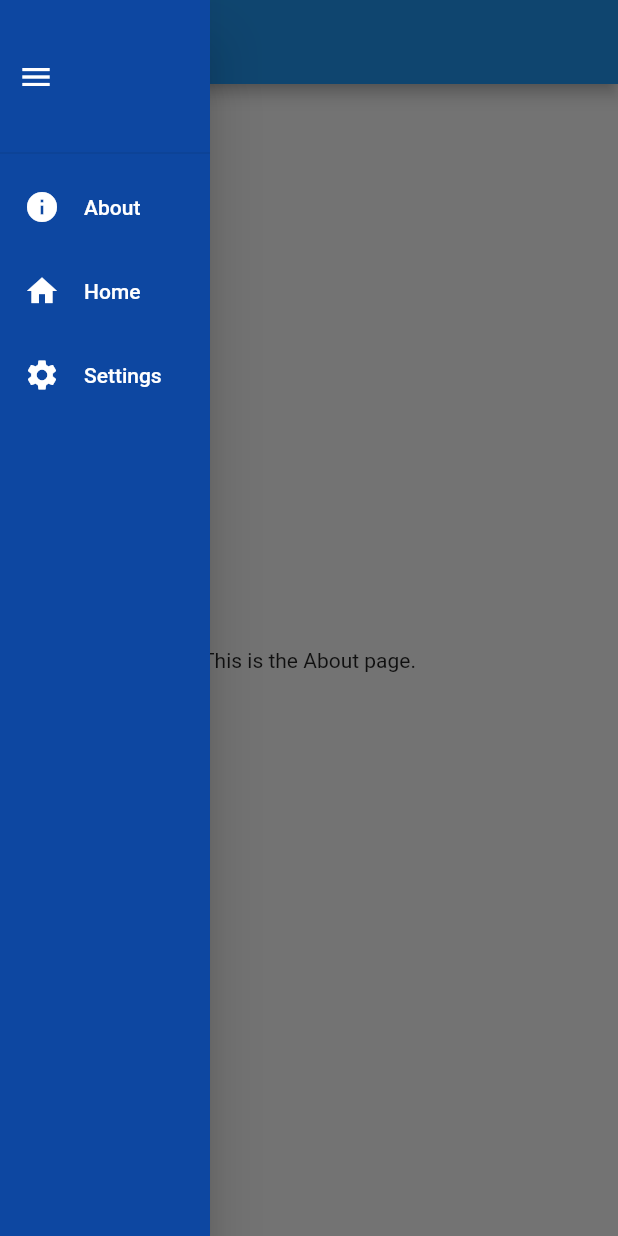
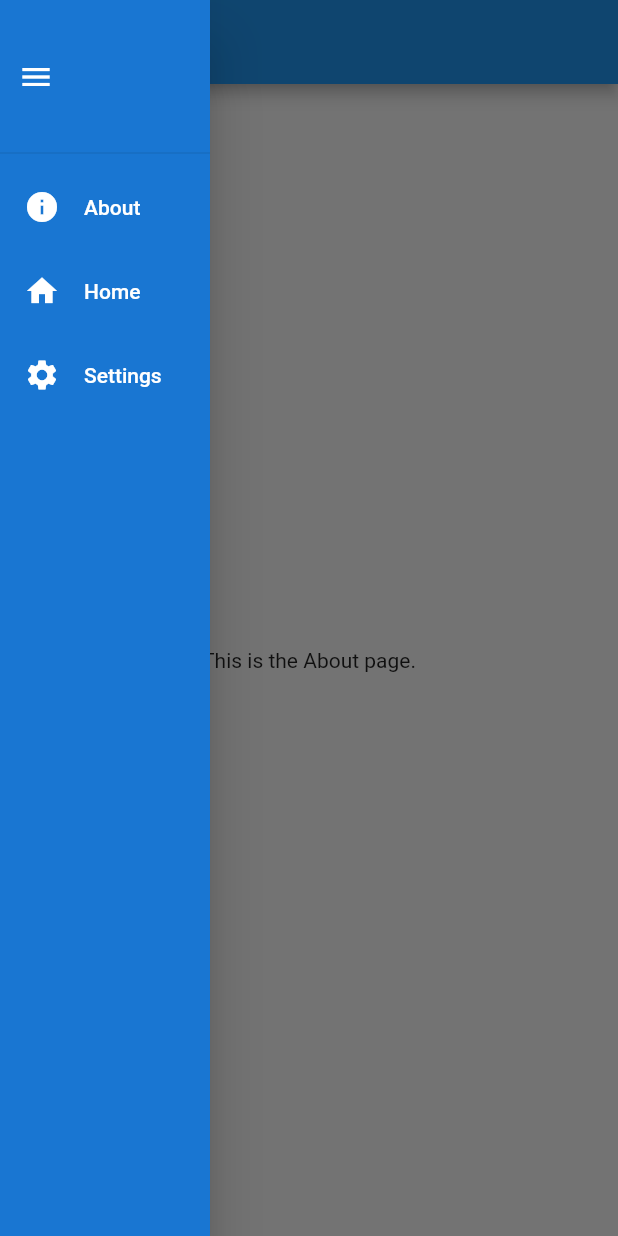
Before and after one commit to mvolkmann/flutter_drawer, a Flutter app: the screen it shows after launch, with the side drawer open, on a phone screen of 412 x 824 dp. Run offline on Flutter 3.47's test engine with Material 2 defaults, Android fonts, the phone set to English and light mode, and no system bars.

```diff
--- a/lib/about_page.dart
+++ b/lib/about_page.dart
@@ -1,5 +1,4 @@
 import 'package:flutter/material.dart';
-import 'widget_extensions.dart';
 
 class AboutPage extends StatelessWidget {
   const AboutPage({Key? key}) : super(key: key);
--- a/lib/drawer_scaffold.dart
+++ b/lib/drawer_scaffold.dart
@@ -35,7 +35,7 @@ class _DrawerScaffoldState extends State<DrawerScaffold> {
 
   @override
   Widget build(BuildContext context) {
-    var drawerBgColor = widget.bgColor ?? Colors.blue.shade900;
+    var drawerBgColor = widget.bgColor ?? Colors.blue.shade700;
     var drawerFgColor = widget.fgColor ?? Colors.white;
 
     var listTiles = [];
```
